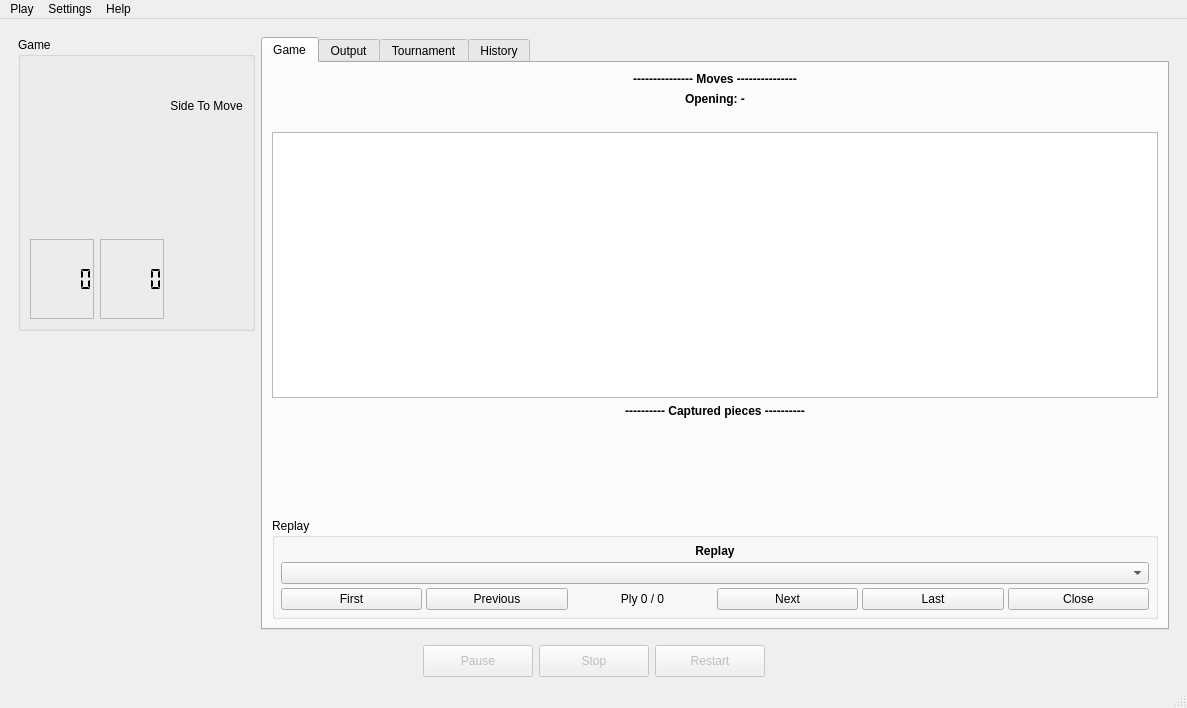
Old version of the form app/mainwindow.ui in the repository neluj/Xake.
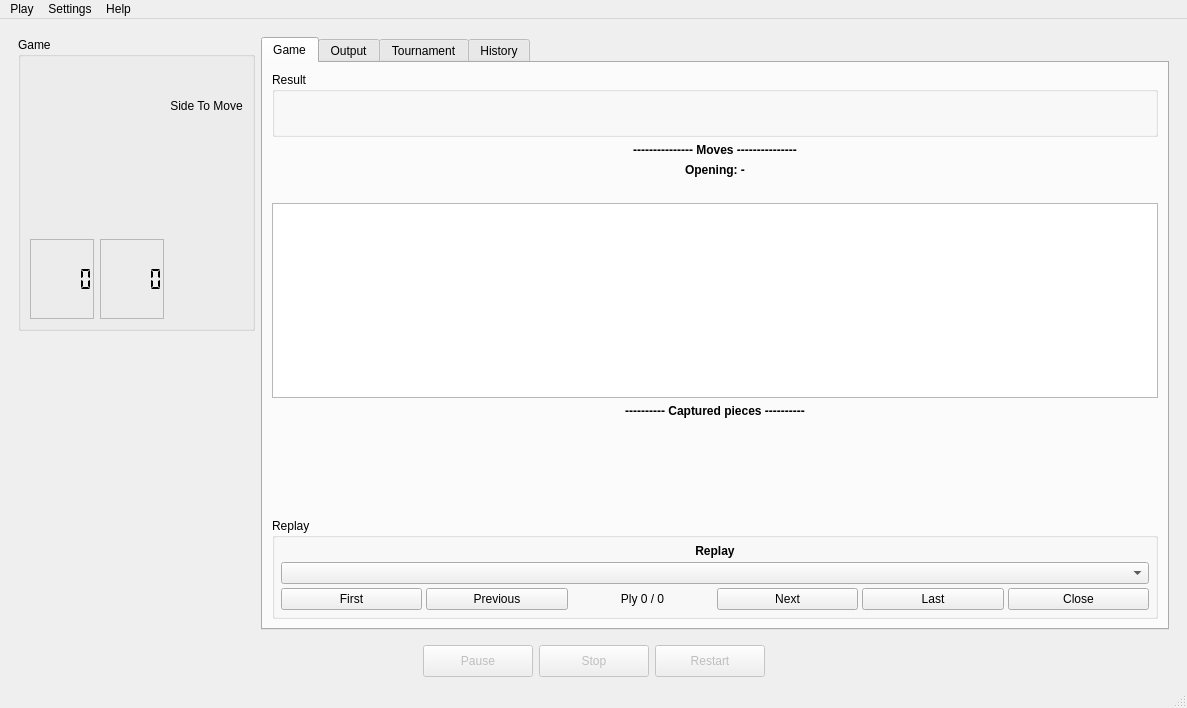
New version of the form. Custom widgets are drawn as their Qt base class.

Commit message: Display game results consistently

```diff
--- a/app/mainwindow.ui
+++ b/app/mainwindow.ui
@@ -136,6 +136,67 @@
            <string>Game</string>
           </attribute>
           <layout class="QVBoxLayout" name="gameTabLayout">
+           <item>
+            <widget class="QGroupBox" name="gameResultPanel">
+             <property name="visible">
+              <bool>false</bool>
+             </property>
+             <property name="title">
+              <string>Result</string>
+             </property>
+             <layout class="QVBoxLayout" name="gameResultLayout">
+              <property name="leftMargin">
+               <number>6</number>
+              </property>
+              <property name="topMargin">
+               <number>6</number>
+              </property>
+              <property name="rightMargin">
+               <number>6</number>
+              </property>
+              <property name="bottomMargin">
+               <number>6</number>
+              </property>
+              <property name="spacing">
+               <number>2</number>
+              </property>
+              <item>
+               <widget class="QLabel" name="labelGameResultSummary">
+                <property name="font">
+                 <font>
+                  <bold>true</bold>
+                 </font>
+                </property>
+                <property name="text">
+                 <string/>
+                </property>
+                <property name="alignment">
+                 <set>Qt::AlignCenter</set>
+                </property>
+                <property name="textInteractionFlags">
+                 <set>Qt::TextSelectableByMouse</set>
+                </property>
+               </widget>
+              </item>
+              <item>
+               <widget class="QLabel" name="labelGameResultMessage">
+                <property name="text">
+                 <string/>
+                </property>
+                <property name="alignment">
+                 <set>Qt::AlignCenter</set>
+                </property>
+                <property name="wordWrap">
+                 <bool>true</bool>
+                </property>
+                <property name="textInteractionFlags">
+                 <set>Qt::TextSelectableByMouse</set>
+                </property>
+               </widget>
+              </item>
+             </layout>
+            </widget>
+           </item>
            <item>
             <widget class="QLabel" name="labelGameMovesDivider">
              <property name="font">
```
The commit also changes 2 other files.
